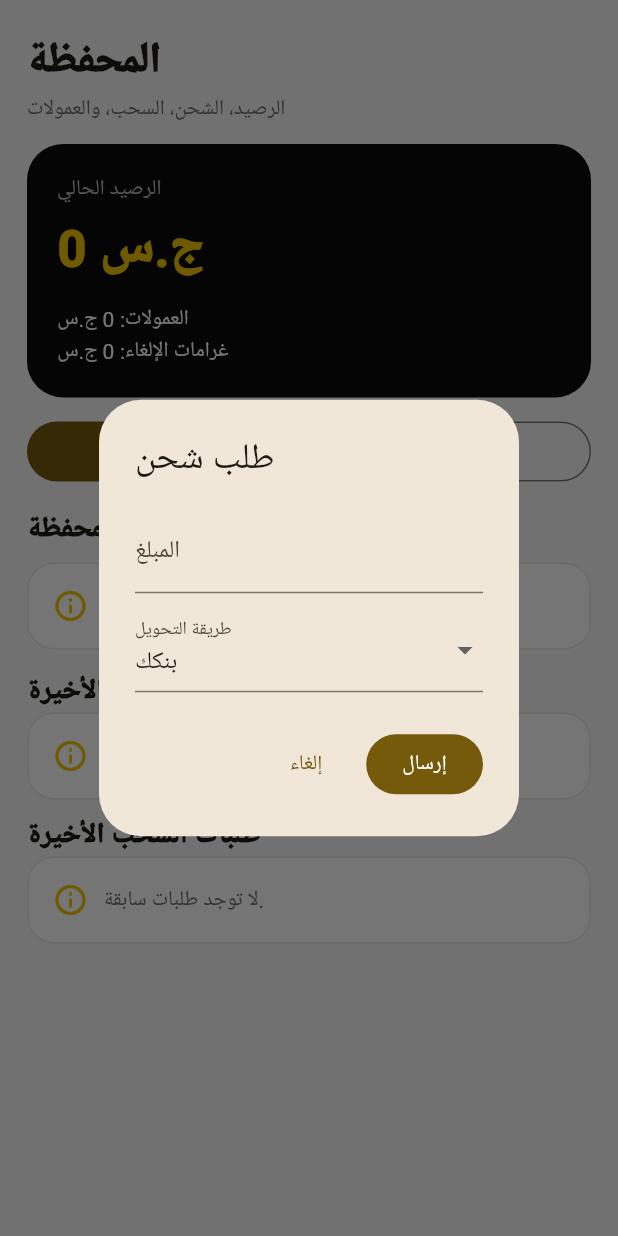
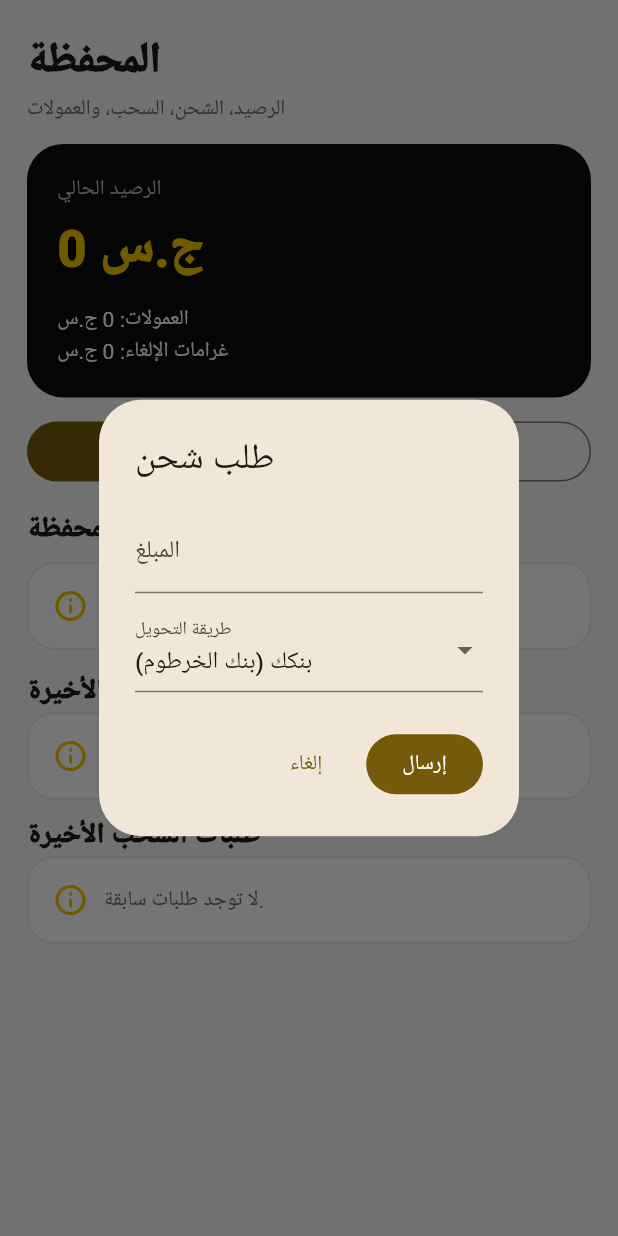
Before and after one commit to jwan-delivery/jwan, a Flutter app: the AyezWalletPage widget shown alone on an empty page, opened directly, after a tap on "شحن", on a phone screen of 412 x 824 dp. Run offline on Flutter 3.47's test engine with Material 3 defaults, Android fonts, the phone set to English and light mode, and no system bars; our stand-ins replace cloud_firestore, cloud_functions, firebase_ai, firebase_auth, firebase_core, firebase_messaging and 2 more; missing offline and left inert: firebase_app_check; accounts and stored records are empty.

Commit message:
Restrict wallet transfers to Bankak, Okash and Fawry

```diff
--- a/mobile-app/lib/ayez_app_shell.dart
+++ b/mobile-app/lib/ayez_app_shell.dart
@@ -893,7 +893,7 @@ class AyezWalletPage extends StatefulWidget {
 
 class _AyezWalletPageState extends State<AyezWalletPage> {
   final mobile = AyezMobileService();
-  final methods = const ['بنكك','فوري','أوكاش','ماي كاشي'];
+  final methods = const ['بنكك (بنك الخرطوم)', 'أوكاش (بنك أم درمان الوطني)', 'فوري (بنك فيصل الإسلامي)'];
 
   String get uid => FirebaseAuth.instance.currentUser!.uid;
 
```
